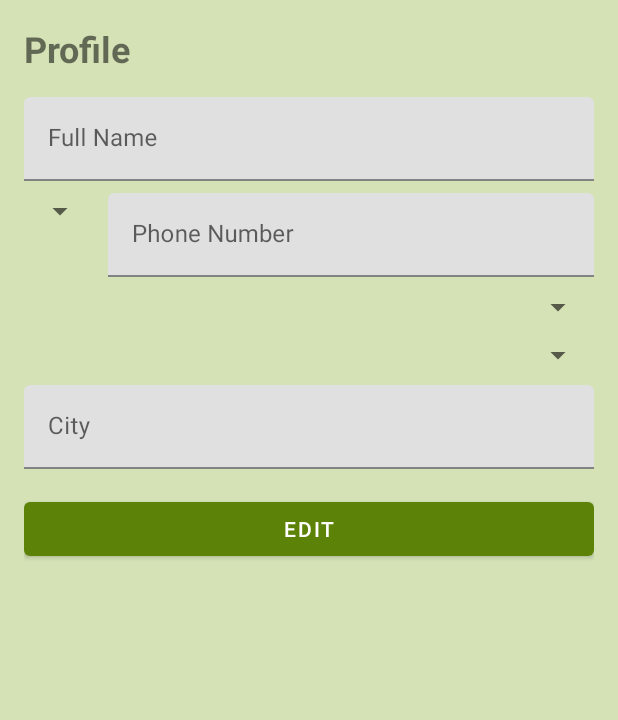
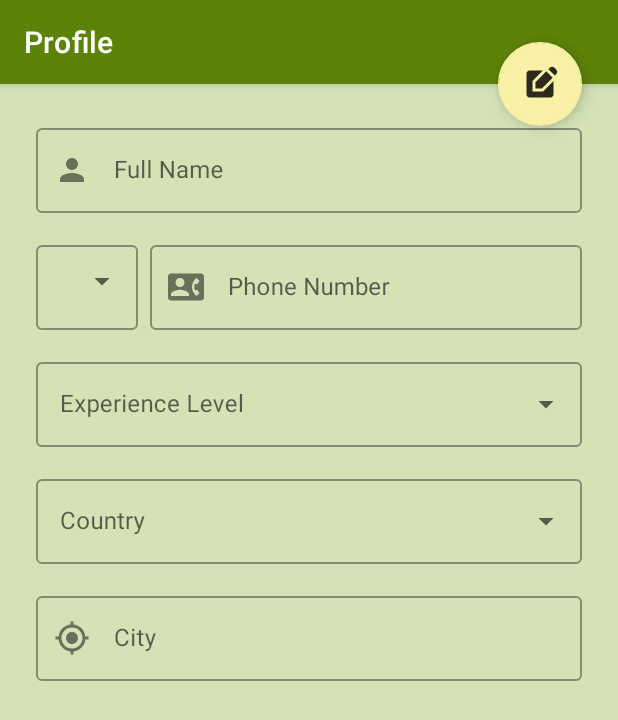
Before and after one commit to abubakar-shahid/EduConnect, an Android app: the layout activity_profile.xml on its own in the app's theme, with its tools: preview values and no code run, on a phone screen of 412 x 824 dp. Shown: the top 720 px of the screen. Run offline under Robolectric (Android 15) with nearby library versions, the phone set to English and light mode, and no system bars.

Commit message:
Changings in tutor profile

```diff
--- a/app/src/main/java/com/example/educonnect/ProfileActivity.java
+++ b/app/src/main/java/com/example/educonnect/ProfileActivity.java
@@ -1,5 +1,6 @@
 package com.example.educonnect;
 
+import android.annotation.SuppressLint;
 import android.os.Bundle;
 import android.view.View;
 import android.widget.ArrayAdapter;
@@ -38,6 +39,7 @@ public class ProfileActivity extends AppCompatActivity {
         });
     }
 
+    @SuppressLint("WrongViewCast")
     private void initViews() {
         etFullName = findViewById(R.id.et_full_name);
         etPhoneNumber = findViewById(R.id.et_phone_number);
@@ -45,7 +47,7 @@ public class ProfileActivity extends AppCompatActivity {
         spinnerCountryCode = findViewById(R.id.spinner_country_code);
         spinnerExperienceLevel = findViewById(R.id.spinner_experience_level);
         spinnerCountry = findViewById(R.id.spinner_country);
-        btnEditSave = findViewById(R.id.btn_edit_save);
+//        btnEditSave = findViewById(R.id.btn_edit_save);
     }
 
     private void setupSpinners() {
--- a/app/src/main/java/com/example/educonnect/TutorDashboardActivity.java
+++ b/app/src/main/java/com/example/educonnect/TutorDashboardActivity.java
@@ -60,7 +60,8 @@ public class TutorDashboardActivity extends AppCompatActivity {
     public boolean onOptionsItemSelected(@NonNull MenuItem item) {
         int id = item.getItemId();
         if (id == R.id.action_profile) {
-            startActivity(profileIntent);
+            Intent intent = new Intent(this, ProfileActivity.class);
+            startActivity(intent);
             return true;
         } else if (id == R.id.action_logout) {
             // Implement logout action
--- /dev/null
+++ b/app/src/main/res/drawable/ic_edit.xml
@@ -0,0 +1,9 @@
+<vector xmlns:android="http://schemas.android.com/apk/res/android" android:alpha="0.83" android:height="24dp" android:tint="#000000" android:viewportHeight="24" android:viewportWidth="24" android:width="24dp">
+
+    <path android:fillColor="@android:color/white" android:pathData="M7,17V9.93L13.93,3l0,0H5C3.9,3 3,3.9 3,5v14c0,1.1 0.9,2 2,2h14c1.1,0 2,-0.9 2,-2v-8.93L14.07,17H7z"/>
+
+    <path android:fillColor="@android:color/white" android:pathData="M9,15l4.24,0l7.2,-7.2l-4.24,-4.24l-7.2,7.2z"/>
+
+    <path android:fillColor="@android:color/white" android:pathData="M22.91,2.49l-1.41,-1.41c-0.78,-0.78 -2.05,-0.78 -2.83,0l-1.06,1.06l4.24,4.24l1.06,-1.06C23.7,4.54 23.7,3.27 22.91,2.49z"/>
+
+</vector>
--- /dev/null
+++ b/app/src/main/res/drawable/ic_location.xml
@@ -0,0 +1,5 @@
+<vector xmlns:android="http://schemas.android.com/apk/res/android" android:alpha="0.83" android:height="24dp" android:tint="#000000" android:viewportHeight="24" android:viewportWidth="24" android:width="24dp">
+
+    <path android:fillColor="@android:color/white" android:pathData="M12,8c-2.21,0 -4,1.79 -4,4s1.79,4 4,4 4,-1.79 4,-4 -1.79,-4 -4,-4zM20.94,11c-0.46,-4.17 -3.77,-7.48 -7.94,-7.94L13,1h-2v2.06C6.83,3.52 3.52,6.83 3.06,11L1,11v2h2.06c0.46,4.17 3.77,7.48 7.94,7.94L11,23h2v-2.06c4.17,-0.46 7.48,-3.77 7.94,-7.94L23,13v-2h-2.06zM12,19c-3.87,0 -7,-3.13 -7,-7s3.13,-7 7,-7 7,3.13 7,7 -3.13,7 -7,7z"/>
+
+</vector>
--- /dev/null
+++ b/app/src/main/res/drawable/ic_person.xml
@@ -0,0 +1,5 @@
+<vector xmlns:android="http://schemas.android.com/apk/res/android" android:alpha="0.83" android:height="24dp" android:tint="#000000" android:viewportHeight="24" android:viewportWidth="24" android:width="24dp">
+
+    <path android:fillColor="@android:color/white" android:pathData="M12,12c2.21,0 4,-1.79 4,-4s-1.79,-4 -4,-4 -4,1.79 -4,4 1.79,4 4,4zM12,14c-2.67,0 -8,1.34 -8,4v2h16v-2c0,-2.66 -5.33,-4 -8,-4z"/>
+
+</vector>
--- /dev/null
+++ b/app/src/main/res/drawable/ic_phone.xml
@@ -0,0 +1,5 @@
+<vector xmlns:android="http://schemas.android.com/apk/res/android" android:alpha="0.83" android:height="24dp" android:tint="#000000" android:viewportHeight="24" android:viewportWidth="24" android:width="24dp">
+
+    <path android:fillColor="@android:color/white" android:pathData="M22,3L2,3C0.9,3 0,3.9 0,5v14c0,1.1 0.9,2 2,2h20c1.1,0 1.99,-0.9 1.99,-2L24,5c0,-1.1 -0.9,-2 -2,-2zM8,6c1.66,0 3,1.34 3,3s-1.34,3 -3,3 -3,-1.34 -3,-3 1.34,-3 3,-3zM14,18L2,18v-1c0,-2 4,-3.1 6,-3.1s6,1.1 6,3.1v1zM17.85,14h1.64L21,16l-1.99,1.99c-1.31,-0.98 -2.28,-2.38 -2.73,-3.99 -0.18,-0.64 -0.28,-1.31 -0.28,-2s0.1,-1.36 0.28,-2c0.45,-1.62 1.42,-3.01 2.73,-3.99L21,8l-1.51,2h-1.64c-0.22,0.63 -0.35,1.3 -0.35,2s0.13,1.37 0.35,2z"/>
+
+</vector>
--- a/app/src/main/res/layout/activity_profile.xml
+++ b/app/src/main/res/layout/activity_profile.xml
@@ -1,27 +1,41 @@
 <?xml version="1.0" encoding="utf-8"?>
-<ScrollView xmlns:android="http://schemas.android.com/apk/res/android"
+<androidx.coordinatorlayout.widget.CoordinatorLayout xmlns:android="http://schemas.android.com/apk/res/android"
     xmlns:app="http://schemas.android.com/apk/res-auto"
     android:layout_width="match_parent"
     android:layout_height="match_parent">
+
+    <com.google.android.material.appbar.AppBarLayout
+        android:layout_width="match_parent"
+        android:layout_height="wrap_content">
+
+        <androidx.appcompat.widget.Toolbar
+            android:id="@+id/toolbar"
+            android:layout_width="match_parent"
+            android:layout_height="?attr/actionBarSize"
+            android:background="?attr/colorPrimary"
+            app:title="@string/profile"
+            app:titleTextAppearance="?attr/textAppearanceHeadline6"
+            app:titleTextColor="@color/white" />
+
+    </com.google.android.material.appbar.AppBarLayout>
+
+    <androidx.core.widget.NestedScrollView
+        android:layout_width="match_parent"
+        android:layout_height="match_parent"
+        app:layout_behavior="@string/appbar_scrolling_view_behavior">
 
         <LinearLayout
             android:layout_width="match_parent"
             android:layout_height="wrap_content"
             android:orientation="vertical"
-        android:padding="16dp">
-
-        <TextView
-            android:layout_width="wrap_content"
-            android:layout_height="wrap_content"
-            android:text="@string/profile"
-            android:textSize="24sp"
-            android:textStyle="bold"
-            android:layout_marginBottom="16dp"/>
+            android:padding="@dimen/padding_large">
 
             <com.google.android.material.textfield.TextInputLayout
                 android:layout_width="match_parent"
                 android:layout_height="wrap_content"
-            android:layout_marginBottom="8dp">
+                android:layout_marginBottom="@dimen/padding_medium"
+                app:startIconDrawable="@drawable/ic_person"
+                style="@style/Widget.MaterialComponents.TextInputLayout.OutlinedBox">
 
                 <com.google.android.material.textfield.TextInputEditText
                     android:id="@+id/et_full_name"
@@ -36,18 +50,28 @@
                 android:layout_width="match_parent"
                 android:layout_height="wrap_content"
                 android:orientation="horizontal"
-            android:layout_marginBottom="8dp">
+                android:layout_marginBottom="@dimen/padding_medium">
 
-            <Spinner
+                <com.google.android.material.textfield.TextInputLayout
+                    android:layout_width="wrap_content"
+                    android:layout_height="wrap_content"
+                    style="@style/Widget.MaterialComponents.TextInputLayout.OutlinedBox.ExposedDropdownMenu">
+
+                    <AutoCompleteTextView
                         android:id="@+id/spinner_country_code"
                         android:layout_width="wrap_content"
                         android:layout_height="wrap_content"
+                        android:inputType="none"
                         android:enabled="false"/>
+                </com.google.android.material.textfield.TextInputLayout>
 
                 <com.google.android.material.textfield.TextInputLayout
-                android:layout_width="match_parent"
+                    android:layout_width="0dp"
                     android:layout_height="wrap_content"
-                android:layout_marginStart="8dp">
+                    android:layout_weight="1"
+                    android:layout_marginStart="@dimen/padding_small"
+                    app:startIconDrawable="@drawable/ic_phone"
+                    style="@style/Widget.MaterialComponents.TextInputLayout.OutlinedBox">
 
                     <com.google.android.material.textfield.TextInputEditText
                         android:id="@+id/et_phone_number"
@@ -59,24 +83,42 @@
                 </com.google.android.material.textfield.TextInputLayout>
             </LinearLayout>
 
-        <Spinner
+            <com.google.android.material.textfield.TextInputLayout
+                android:layout_width="match_parent"
+                android:layout_height="wrap_content"
+                android:layout_marginBottom="@dimen/padding_medium"
+                style="@style/Widget.MaterialComponents.TextInputLayout.OutlinedBox.ExposedDropdownMenu">
+
+                <AutoCompleteTextView
                     android:id="@+id/spinner_experience_level"
                     android:layout_width="match_parent"
                     android:layout_height="wrap_content"
-            android:layout_marginBottom="8dp"
+                    android:hint="Experience Level"
+                    android:inputType="none"
                     android:enabled="false"/>
-
-        <Spinner
-            android:id="@+id/spinner_country"
-            android:layout_width="match_parent"
-            android:layout_height="wrap_content"
-            android:layout_marginBottom="8dp"
-            android:enabled="false"/>
+            </com.google.android.material.textfield.TextInputLayout>
 
             <com.google.android.material.textfield.TextInputLayout
                 android:layout_width="match_parent"
                 android:layout_height="wrap_content"
-            android:layout_marginBottom="16dp">
+                android:layout_marginBottom="@dimen/padding_medium"
+                style="@style/Widget.MaterialComponents.TextInputLayout.OutlinedBox.ExposedDropdownMenu">
+
+                <AutoCompleteTextView
+                    android:id="@+id/spinner_country"
+                    android:layout_width="match_parent"
+                    android:layout_height="wrap_content"
+                    android:hint="Country"
+                    android:inputType="none"
+                    android:enabled="false"/>
+            </com.google.android.material.textfield.TextInputLayout>
+
+            <com.google.android.material.textfield.TextInputLayout
+                android:layout_width="match_parent"
+                android:layout_height="wrap_content"
+                android:layout_marginBottom="@dimen/padding_large"
+                app:startIconDrawable="@drawable/ic_location"
+                style="@style/Widget.MaterialComponents.TextInputLayout.OutlinedBox">
 
                 <com.google.android.material.textfield.TextInputEditText
                     android:id="@+id/et_city"
@@ -87,11 +129,19 @@
                     android:enabled="false"/>
             </com.google.android.material.textfield.TextInputLayout>
 
-        <Button
-            android:id="@+id/btn_edit_save"
-            android:layout_width="match_parent"
+        </LinearLayout>
+
+    </androidx.core.widget.NestedScrollView>
+
+    <com.google.android.material.floatingactionbutton.FloatingActionButton
+        android:id="@+id/fab_edit_save"
+        android:layout_width="wrap_content"
         android:layout_height="wrap_content"
-            android:text="@string/edit"/>
+        android:layout_margin="@dimen/padding_large"
+        android:src="@drawable/ic_edit"
+        app:layout_anchor="@id/toolbar"
+        app:layout_anchorGravity="bottom|end" />
 
-    </LinearLayout>
-</ScrollView>
+
+
+</androidx.coordinatorlayout.widget.CoordinatorLayout>
```
Lines whose indentation alone changed are shown as unchanged.
